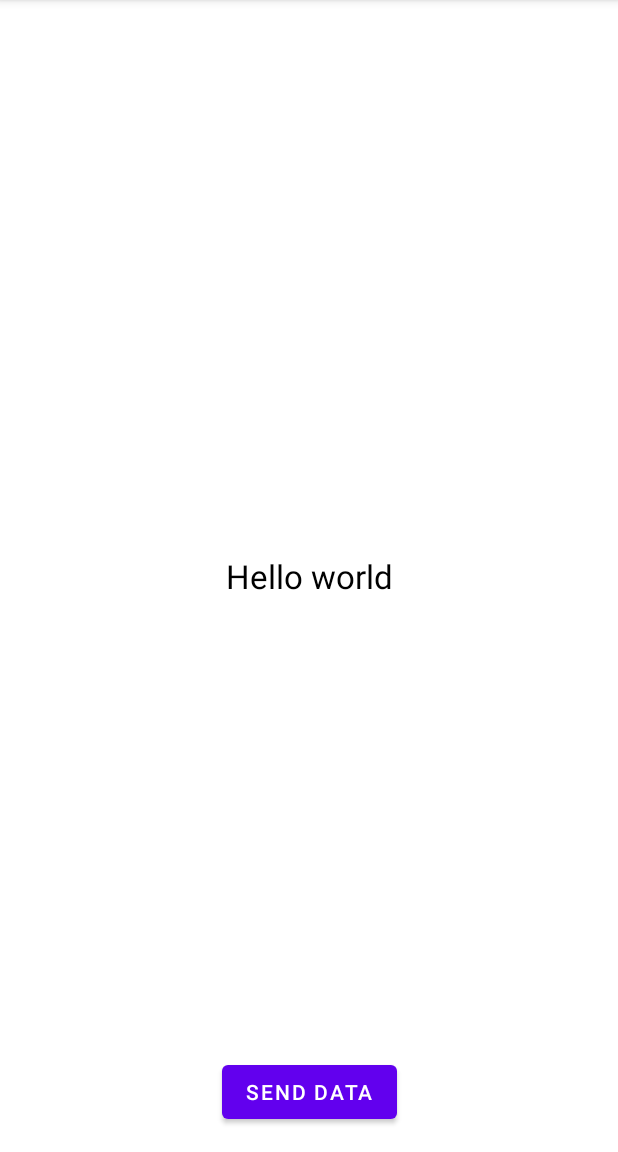
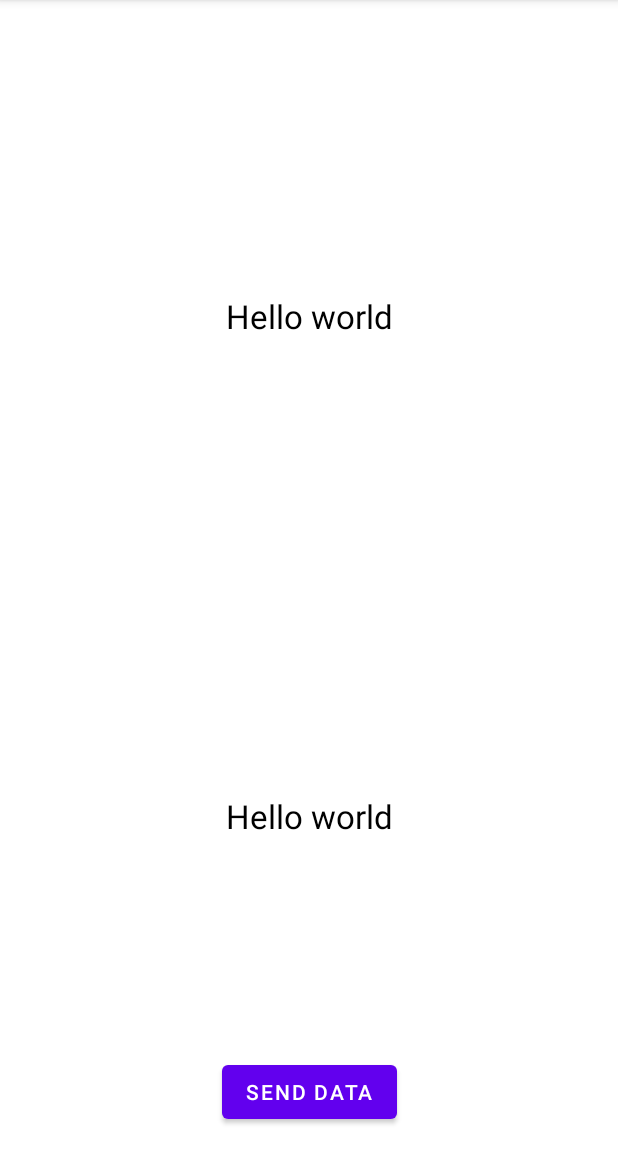
Before and after one commit to AdeDom/DataFlow, an Android app: the SharedPreferencesV2Activity screen opened directly, with no data from a screen before it, on a phone screen of 412 x 824 dp, the part 84-1236 px from its top. Run offline under Robolectric (Android 15) with nearby library versions, the phone set to English and light mode, and no system bars.

Commit message:
Shared preferences on fragment

```diff
--- a/app/src/main/java/com/adedom/dataflow/SharedPreferencesV2Activity.kt
+++ b/app/src/main/java/com/adedom/dataflow/SharedPreferencesV2Activity.kt
@@ -4,10 +4,16 @@ import android.app.Activity
 import android.content.Context
 import android.content.SharedPreferences
 import android.os.Bundle
+import android.view.LayoutInflater
+import android.view.View
+import android.view.ViewGroup
 import androidx.appcompat.app.AppCompatActivity
 import androidx.core.content.edit
+import androidx.fragment.app.Fragment
+import androidx.fragment.app.commit
 import androidx.lifecycle.ViewModel
-import com.adedom.dataflow.databinding.ActivityDataFlowBinding
+import com.adedom.dataflow.databinding.ActivitySharedPreferenceV2Binding
+import com.adedom.dataflow.databinding.FragmentSharedPreferenceV2Binding
 import org.koin.androidx.viewmodel.ext.android.viewModel
 
 abstract class BaseActivity : AppCompatActivity(),
@@ -34,10 +40,35 @@ abstract class BaseActivity : AppCompatActivity(),
     }
 }
 
+abstract class BaseFragment : Fragment(),
+    SharedPreferences.OnSharedPreferenceChangeListener {
+
+    private var sharedPreferences: SharedPreferences? = null
+
+    override fun onCreate(savedInstanceState: Bundle?) {
+        super.onCreate(savedInstanceState)
+        sharedPreferences =
+            context?.getSharedPreferences("SharedPreferencesFile", Activity.MODE_PRIVATE)
+    }
+
+    override fun onSharedPreferenceChanged(sharedPreferences: SharedPreferences?, key: String?) {
+    }
+
+    override fun onStart() {
+        super.onStart()
+        sharedPreferences?.registerOnSharedPreferenceChangeListener(this)
+    }
+
+    override fun onStop() {
+        super.onStop()
+        sharedPreferences?.unregisterOnSharedPreferenceChangeListener(this)
+    }
+}
+
 class SharedPreferencesV2Activity : BaseActivity() {
 
     private val binding by lazy {
-        ActivityDataFlowBinding.inflate(layoutInflater)
+        ActivitySharedPreferenceV2Binding.inflate(layoutInflater)
     }
 
     private val viewModel by viewModel<SharedPreferencesV2ViewModel>()
@@ -48,9 +79,51 @@ class SharedPreferencesV2Activity : BaseActivity() {
         val title = intent.getStringExtra("title")
         binding.tvTitle.text = title
 
+        if (savedInstanceState == null) {
+            supportFragmentManager.commit {
+                replace(binding.frameLayoutTop.id, FrameLayoutTopFragment())
+                replace(binding.frameLayoutBottom.id, FrameLayoutBottomFragment())
+            }
+        }
+
         binding.btnSendData.setOnClickListener {
             viewModel.sendData()
         }
+    }
+}
+
+class FrameLayoutTopFragment : BaseFragment() {
+
+    private lateinit var binding: FragmentSharedPreferenceV2Binding
+
+    override fun onCreateView(
+        inflater: LayoutInflater,
+        container: ViewGroup?,
+        savedInstanceState: Bundle?
+    ): View {
+        binding = FragmentSharedPreferenceV2Binding.inflate(inflater, container, false)
+        return binding.root
+    }
+
+    override fun onSharedPreferenceChanged(sharedPreferences: SharedPreferences?, key: String?) {
+        if (key == "data") {
+            val data = sharedPreferences?.getString("data", "")
+            binding.tvData.text = data
+        }
+    }
+}
+
+class FrameLayoutBottomFragment : BaseFragment() {
+
+    private lateinit var binding: FragmentSharedPreferenceV2Binding
+
+    override fun onCreateView(
+        inflater: LayoutInflater,
+        container: ViewGroup?,
+        savedInstanceState: Bundle?
+    ): View {
+        binding = FragmentSharedPreferenceV2Binding.inflate(inflater, container, false)
+        return binding.root
     }
 
     override fun onSharedPreferenceChanged(sharedPreferences: SharedPreferences?, key: String?) {
--- /dev/null
+++ b/app/src/main/res/layout/activity_shared_preference_v2.xml
@@ -0,0 +1,49 @@
+<?xml version="1.0" encoding="utf-8"?>
+<androidx.constraintlayout.widget.ConstraintLayout xmlns:android="http://schemas.android.com/apk/res/android"
+    xmlns:app="http://schemas.android.com/apk/res-auto"
+    android:layout_width="match_parent"
+    android:layout_height="match_parent">
+
+    <TextView
+        android:id="@+id/tvTitle"
+        android:layout_width="wrap_content"
+        android:layout_height="wrap_content"
+        android:layout_margin="8dp"
+        android:text="Title"
+        android:textColor="@color/black"
+        android:textSize="22sp"
+        android:textStyle="bold"
+        app:layout_constraintStart_toStartOf="parent"
+        app:layout_constraintTop_toTopOf="parent" />
+
+    <FrameLayout
+        android:id="@+id/frameLayoutTop"
+        android:layout_width="match_parent"
+        android:layout_height="0dp"
+        app:layout_constraintBottom_toTopOf="@+id/guideline"
+        app:layout_constraintTop_toBottomOf="@+id/tvTitle" />
+
+    <androidx.constraintlayout.widget.Guideline
+        android:id="@+id/guideline"
+        android:layout_width="match_parent"
+        android:layout_height="0dp"
+        android:orientation="horizontal"
+        app:layout_constraintGuide_percent=".5" />
+
+    <FrameLayout
+        android:id="@+id/frameLayoutBottom"
+        android:layout_width="match_parent"
+        android:layout_height="0dp"
+        app:layout_constraintBottom_toTopOf="@+id/btnSendData"
+        app:layout_constraintTop_toBottomOf="@+id/guideline" />
+
+    <Button
+        android:id="@+id/btnSendData"
+        android:layout_width="wrap_content"
+        android:layout_height="wrap_content"
+        android:layout_marginBottom="16dp"
+        android:text="Send data"
+        app:layout_constraintBottom_toBottomOf="parent"
+        app:layout_constraintEnd_toEndOf="parent"
+        app:layout_constraintStart_toStartOf="parent" />
+</androidx.constraintlayout.widget.ConstraintLayout>
--- /dev/null
+++ b/app/src/main/res/layout/fragment_shared_preference_v2.xml
@@ -0,0 +1,18 @@
+<?xml version="1.0" encoding="utf-8"?>
+<androidx.constraintlayout.widget.ConstraintLayout xmlns:android="http://schemas.android.com/apk/res/android"
+    xmlns:app="http://schemas.android.com/apk/res-auto"
+    android:layout_width="match_parent"
+    android:layout_height="match_parent">
+
+    <TextView
+        android:id="@+id/tvData"
+        android:layout_width="wrap_content"
+        android:layout_height="wrap_content"
+        android:text="Hello world"
+        android:textColor="@color/black"
+        android:textSize="22sp"
+        app:layout_constraintBottom_toBottomOf="parent"
+        app:layout_constraintEnd_toEndOf="parent"
+        app:layout_constraintStart_toStartOf="parent"
+        app:layout_constraintTop_toTopOf="parent" />
+</androidx.constraintlayout.widget.ConstraintLayout>
```
